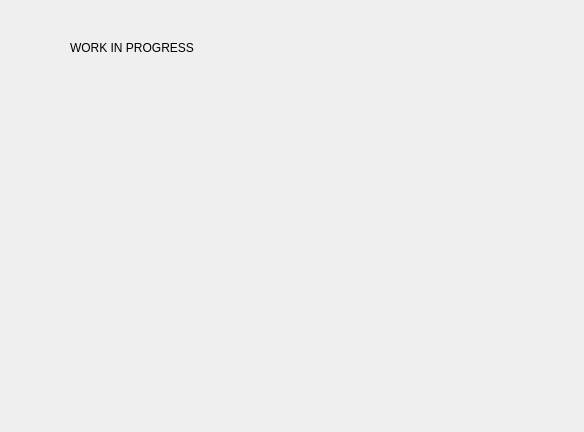
First picture: the form in graphicreadouts.ui, repository riacob/ArtuAir_Qt, before the edit.
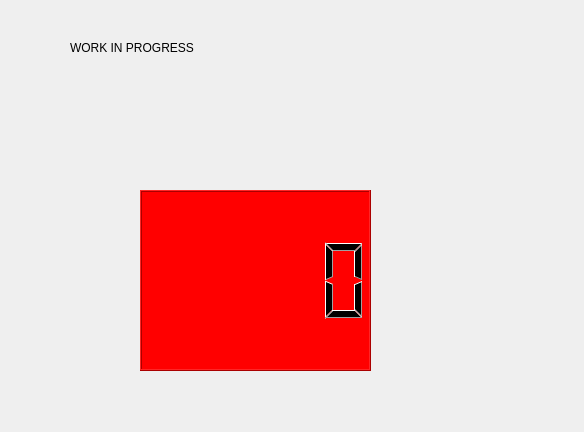
Second picture: the form after the edit.

The edit to the form file:
```diff
--- a/graphicreadouts.ui
+++ b/graphicreadouts.ui
@@ -26,6 +26,20 @@
     <string>WORK IN PROGRESS</string>
    </property>
   </widget>
+  <widget class="QLCDNumber" name="aqi_lcd">
+   <property name="geometry">
+    <rect>
+     <x>140</x>
+     <y>190</y>
+     <width>231</width>
+     <height>181</height>
+    </rect>
+   </property>
+   <property name="styleSheet">
+    <string notr="true">background-color: rgb(255, 0, 0);
+color:rgb(0,0,0);</string>
+   </property>
+  </widget>
  </widget>
  <resources/>
  <connections/>
```
